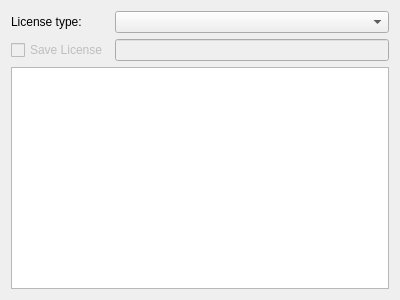
KDE/kdevelop, file language/codegen/ui/licensechooser.ui: the form before one commit.
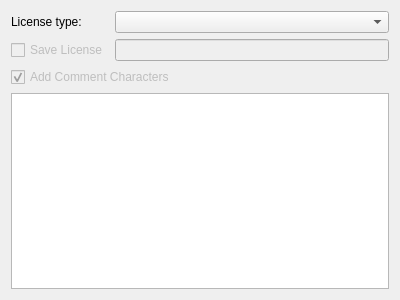
The form after the commit. Custom widgets are drawn as their Qt base class.

Commit message:
Allow to use license texts that include the /* */ (for C++)
The option is only available for custom licenses and allows to use this
as license text:
/*********
 * myext *
 *********/

Without having to postedit the generated files.

The edit to the form file:
```diff
--- a/language/codegen/ui/licensechooser.ui
+++ b/language/codegen/ui/licensechooser.ui
@@ -27,9 +27,6 @@
    <item row="0" column="1">
     <widget class="KComboBox" name="licenseComboBox"/>
    </item>
-   <item row="2" column="0" colspan="2">
-    <widget class="KTextEdit" name="licenseTextEdit"/>
-   </item>
    <item row="1" column="0">
     <widget class="QCheckBox" name="saveLicense">
      <property name="enabled">
@@ -59,6 +56,22 @@
      </property>
     </widget>
    </item>
+   <item row="2" column="0" colspan="2">
+    <widget class="QCheckBox" name="addComment">
+     <property name="enabled">
+      <bool>false</bool>
+     </property>
+     <property name="text">
+      <string>Add Comment Characters</string>
+     </property>
+     <property name="checked">
+      <bool>true</bool>
+     </property>
+    </widget>
+   </item>
+   <item row="3" column="0" colspan="2">
+    <widget class="KTextEdit" name="licenseTextEdit"/>
+   </item>
   </layout>
  </widget>
  <customwidgets>
```
The commit also changes 2 other files.
